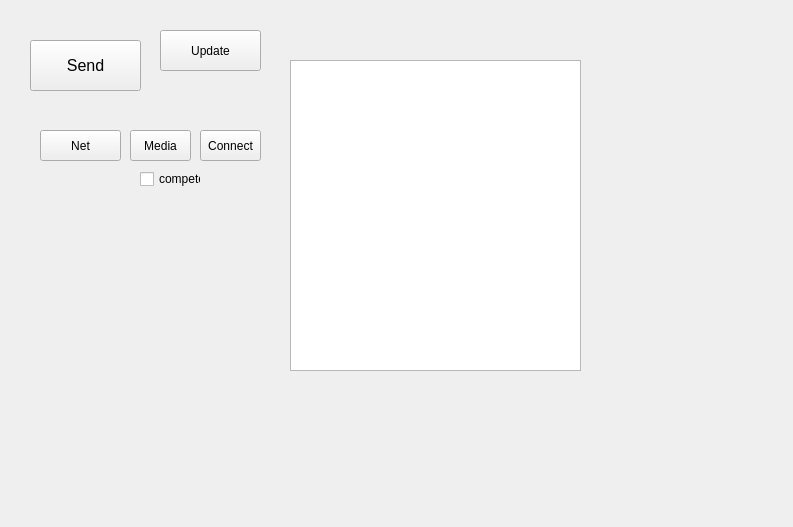
Before: the Qt Designer form app/widget.ui in landuochong/BasicComponent, drawn with Qt 5.
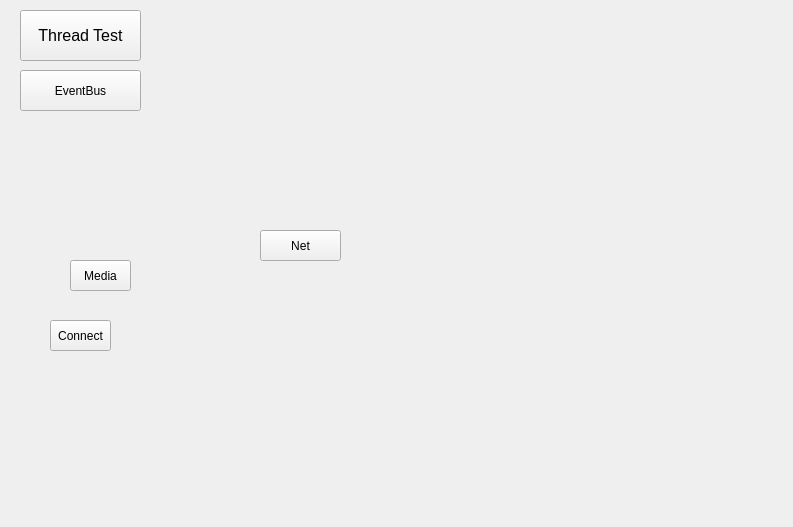
After: the same form once the commit is applied.

What changed in the file:
```diff
--- a/app/widget.ui
+++ b/app/widget.ui
@@ -16,9 +16,9 @@
   <widget class="QPushButton" name="btn_send">
    <property name="geometry">
     <rect>
-     <x>30</x>
-     <y>40</y>
-     <width>111</width>
+     <x>20</x>
+     <y>10</y>
+     <width>121</width>
      <height>51</height>
     </rect>
    </property>
@@ -28,27 +28,27 @@
     </font>
    </property>
    <property name="text">
-    <string>Send</string>
+    <string>Thread Test</string>
    </property>
   </widget>
   <widget class="QPushButton" name="btn_update">
    <property name="geometry">
     <rect>
-     <x>160</x>
-     <y>30</y>
-     <width>101</width>
+     <x>20</x>
+     <y>70</y>
+     <width>121</width>
      <height>41</height>
     </rect>
    </property>
    <property name="text">
-    <string>Update</string>
+    <string>EventBus</string>
    </property>
   </widget>
   <widget class="QPushButton" name="btn_net">
    <property name="geometry">
     <rect>
-     <x>40</x>
-     <y>130</y>
+     <x>260</x>
+     <y>230</y>
      <width>81</width>
      <height>31</height>
     </rect>
@@ -60,8 +60,8 @@
   <widget class="QPushButton" name="btn_media">
    <property name="geometry">
     <rect>
-     <x>130</x>
-     <y>130</y>
+     <x>70</x>
+     <y>260</y>
      <width>61</width>
      <height>31</height>
     </rect>
@@ -73,8 +73,8 @@
   <widget class="QPushButton" name="btn_connect">
    <property name="geometry">
     <rect>
-     <x>200</x>
-     <y>130</y>
+     <x>50</x>
+     <y>320</y>
      <width>61</width>
      <height>31</height>
     </rect>
@@ -83,29 +83,6 @@
     <string>Connect</string>
    </property>
   </widget>
-  <widget class="QCheckBox" name="cb_complete">
-   <property name="geometry">
-    <rect>
-     <x>140</x>
-     <y>170</y>
-     <width>61</width>
-     <height>18</height>
-    </rect>
-   </property>
-   <property name="text">
-    <string>compete</string>
-   </property>
-  </widget>
-  <widget class="QPlainTextEdit" name="plainTextEdit">
-   <property name="geometry">
-    <rect>
-     <x>290</x>
-     <y>60</y>
-     <width>291</width>
-     <height>311</height>
-    </rect>
-   </property>
-  </widget>
  </widget>
  <layoutdefault spacing="6" margin="11"/>
  <resources/>
```
Left out of the diff: 4 changed lines with no effect on the pictures.
